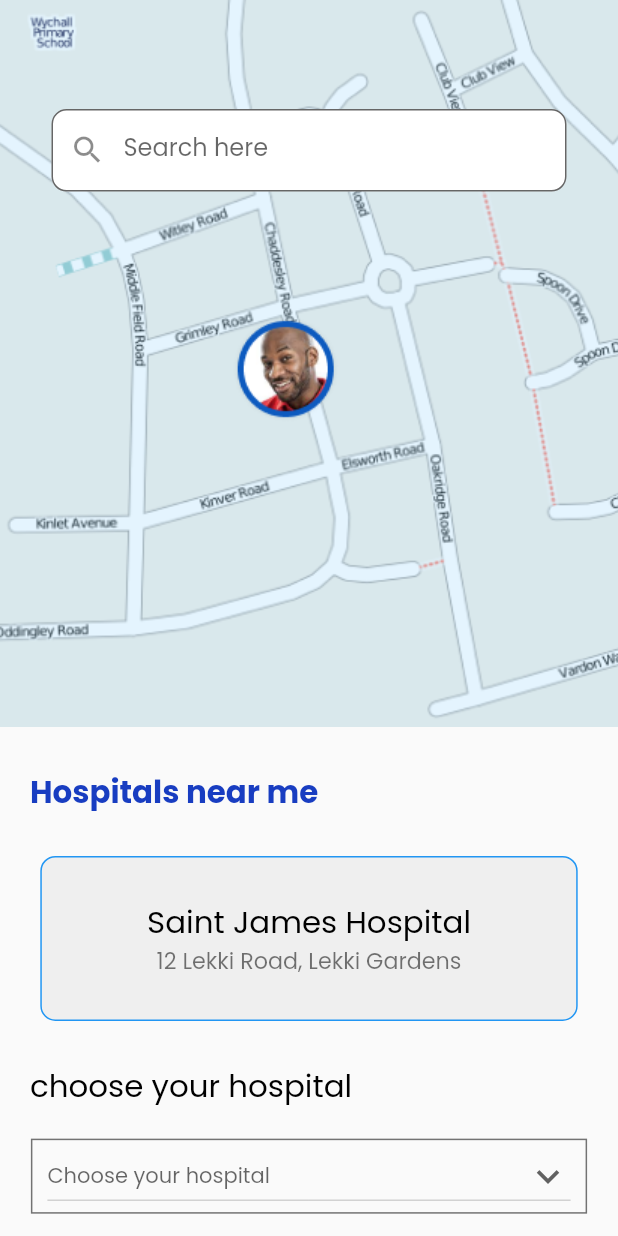
After one commit to tusharhow/ezymedik-app, a Flutter app: the FindHospital screen opened directly, on a phone screen of 412 x 824 dp. The commit adds this screen. Run offline on Flutter 3.47's test engine with Material 2 defaults, Android fonts, the phone set to English and light mode, and no system bars; our stand-ins replace flutter_svg, google_fonts, modal_bottom_sheet, persistent_bottom_nav_bar.

Commit message:
Find hospital done

```diff
--- /dev/null
+++ b/lib/screens/find_hospital.dart
@@ -0,0 +1,172 @@
+import 'package:ezymedik_app/constants.dart';
+import 'package:flutter/material.dart';
+import 'package:google_fonts/google_fonts.dart';
+
+class FindHospital extends StatefulWidget {
+  FindHospital({Key? key}) : super(key: key);
+
+  @override
+  State<FindHospital> createState() => _FindHospitalState();
+}
+
+class _FindHospitalState extends State<FindHospital> {
+  String? _dropDownValue;
+
+  @override
+  Widget build(BuildContext context) {
+    final _size = MediaQuery.of(context).size;
+    return Scaffold(
+      body: SingleChildScrollView(
+        child: Column(
+          children: [
+            Stack(
+              children: [
+                Image.asset('images/map.png',
+                    width: _size.width,
+                    height: _size.height / 1.7,
+                    fit: BoxFit.cover),
+                Positioned(
+                  top: _size.height / 1.7 - _size.height / 2,
+                  left: _size.width / 2 - _size.width / 2.40,
+                  child: SizedBox(
+                    width: _size.width / 1.2,
+                    height: 55,
+                    child: TextFormField(
+                      decoration: InputDecoration(
+                        filled: true,
+                        fillColor: Colors.white,
+                        hintText: 'Search here',
+                        prefixIcon: Icon(Icons.search),
+                        border: OutlineInputBorder(
+                          borderRadius: BorderRadius.circular(10),
+                        ),
+                      ),
+                    ),
+                  ),
+                ),
+                Positioned(
+                  top: _size.height / 1.7 - _size.height / 3,
+                  left: _size.width / 2 - _size.width / 8,
+                  child: Image.asset(
+                    'images/kalu2.png',
+                  ),
+                ),
+              ],
+            ),
+            SizedBox(
+              height: _size.height / 30,
+            ),
+            Padding(
+              padding: const EdgeInsets.symmetric(horizontal: 20),
+              child: Container(
+                alignment: Alignment.centerLeft,
+                child: Text(
+                  'Hospitals near me',
+                  style: GoogleFonts.poppins(
+                    fontSize: _size.height * 0.025,
+                    fontWeight: FontWeight.bold,
+                    color: defaultColor,
+                  ),
+                ),
+              ),
+            ),
+            SizedBox(
+              height: _size.height / 30,
+            ),
+            Container(
+              height: 110,
+              width: _size.width / 1.15,
+              decoration: BoxDecoration(
+                color: Color(0xff939393).withOpacity(0.10),
+                borderRadius: BorderRadius.circular(10),
+                border: Border.all(
+                  color: Colors.blue,
+                ),
+              ),
+              child: Column(
+                crossAxisAlignment: CrossAxisAlignment.center,
+                mainAxisAlignment: MainAxisAlignment.center,
+                children: [
+                  Text(
+                    'Saint James Hospital',
+                    style: GoogleFonts.poppins(
+                      fontSize: _size.height * 0.025,
+                      color: Colors.black,
+                    ),
+                  ),
+                  Text(
+                    '12 Lekki Road, Lekki Gardens',
+                    style: GoogleFonts.poppins(
+                      fontSize: _size.height * 0.018,
+                      color: Colors.black54,
+                    ),
+                  ),
+                ],
+              ),
+            ),
+            SizedBox(
+              height: _size.height / 30,
+            ),
+            Padding(
+              padding: const EdgeInsets.symmetric(horizontal: 20),
+              child: Container(
+                alignment: Alignment.centerLeft,
+                child: Text(
+                  'choose your hospital',
+                  style: GoogleFonts.poppins(
+                    fontSize: _size.height * 0.025,
+                    color: Colors.black,
+                  ),
+                ),
+              ),
+            ),
+            SizedBox(
+              height: 20,
+            ),
+            SizedBox(
+              width: _size.width * 0.9,
+              child: Container(
+                decoration: BoxDecoration(
+                  border: Border.all(color: Colors.black54),
+                ),
+                child: Padding(
+                  padding: const EdgeInsets.only(left: 10, right: 10),
+                  child: DropdownButton(
+                    hint: _dropDownValue == null
+                        ? Text('Choose your hospital')
+                        : Text(
+                            _dropDownValue!,
+                            style: GoogleFonts.poppins(color: Colors.blue),
+                          ),
+                    isExpanded: true,
+                    iconSize: 30.0,
+                    icon: Icon(Icons.keyboard_arrow_down),
+                    style: GoogleFonts.poppins(color: Colors.blue),
+                    items: ['Dhaka Medical', 'Two', 'Three'].map(
+                      (val) {
+                        return DropdownMenuItem<String>(
+                          value: val,
+                          child: Text(val),
+                        );
+                      },
+                    ).toList(),
+                    onChanged: (val) {
+                      setState(
+                        () {
+                          _dropDownValue = val as String?;
+                        },
+                      );
+                    },
+                  ),
+                ),
+              ),
+            ),
+            SizedBox(
+              height: _size.height / 20,
+            ),
+          ],
+        ),
+      ),
+    );
+  }
+}
--- a/lib/screens/home_page.dart
+++ b/lib/screens/home_page.dart
@@ -1,6 +1,7 @@
 import 'package:ezymedik_app/components/navigate.dart';
 import 'package:ezymedik_app/constants.dart';
 import 'package:ezymedik_app/screens/book_appoinment.dart';
+import 'package:ezymedik_app/screens/find_hospital.dart';
 import 'package:ezymedik_app/screens/profile.dart';
 import 'package:ezymedik_app/screens/view_history.dart';
 import 'package:flutter/material.dart';
@@ -107,7 +108,9 @@ class HomePage extends StatelessWidget {
                   fontWeight: FontWeight.bold,
                   fontSize: 15),
             ),
-            onTap: () {},
+            onTap: () {
+              push(context: context, widget: FindHospital());
+            },
           ),
           SizedBox(
             height: _size.height * 0.01,
```
Also changed, not shown: images/kalu2.png (added), images/map.png (added).
